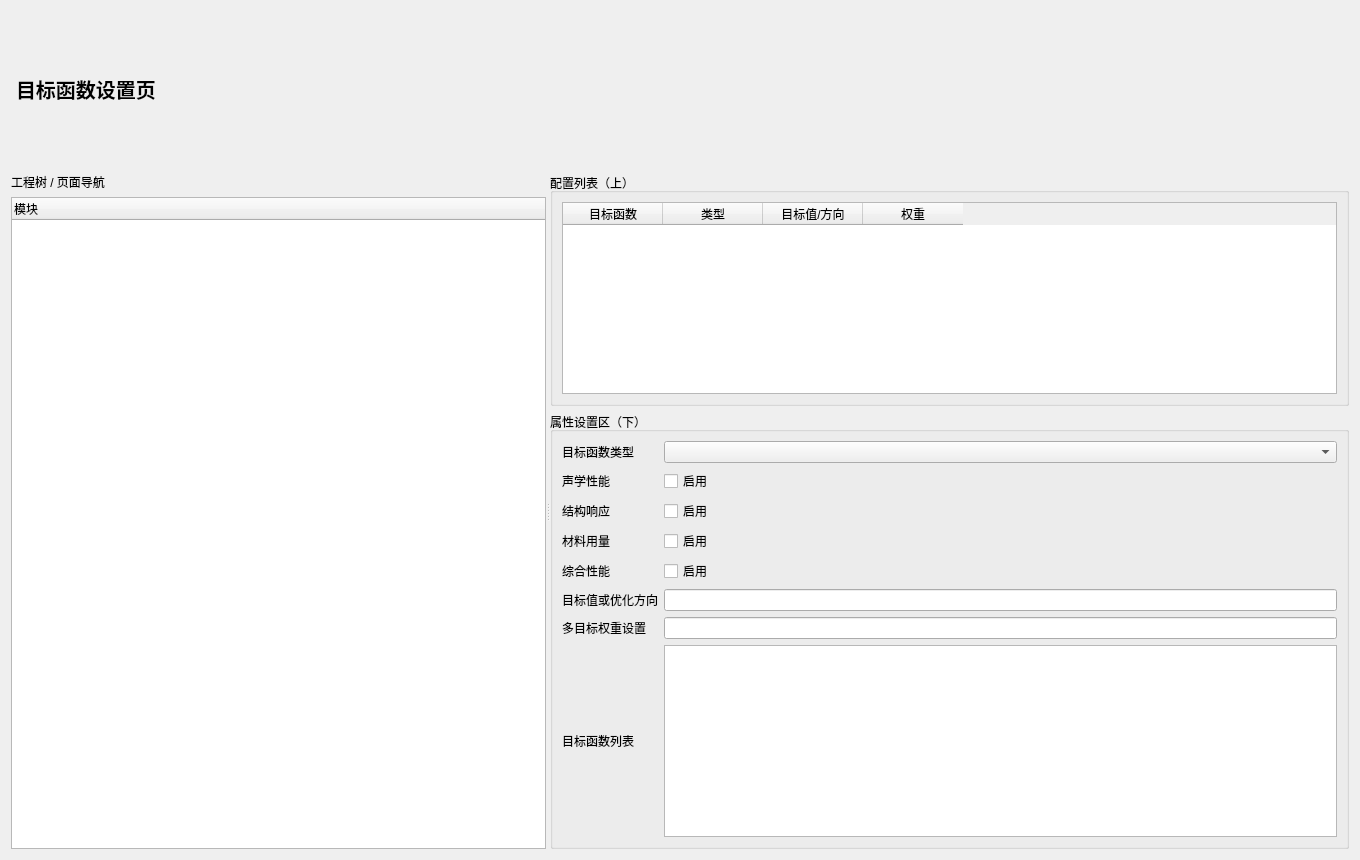
This is plugins/Base_Display/TopologyObjectiveFunctionPage.ui in asd977/base_cae as Qt 5 draws it before an edit. The edited form follows.
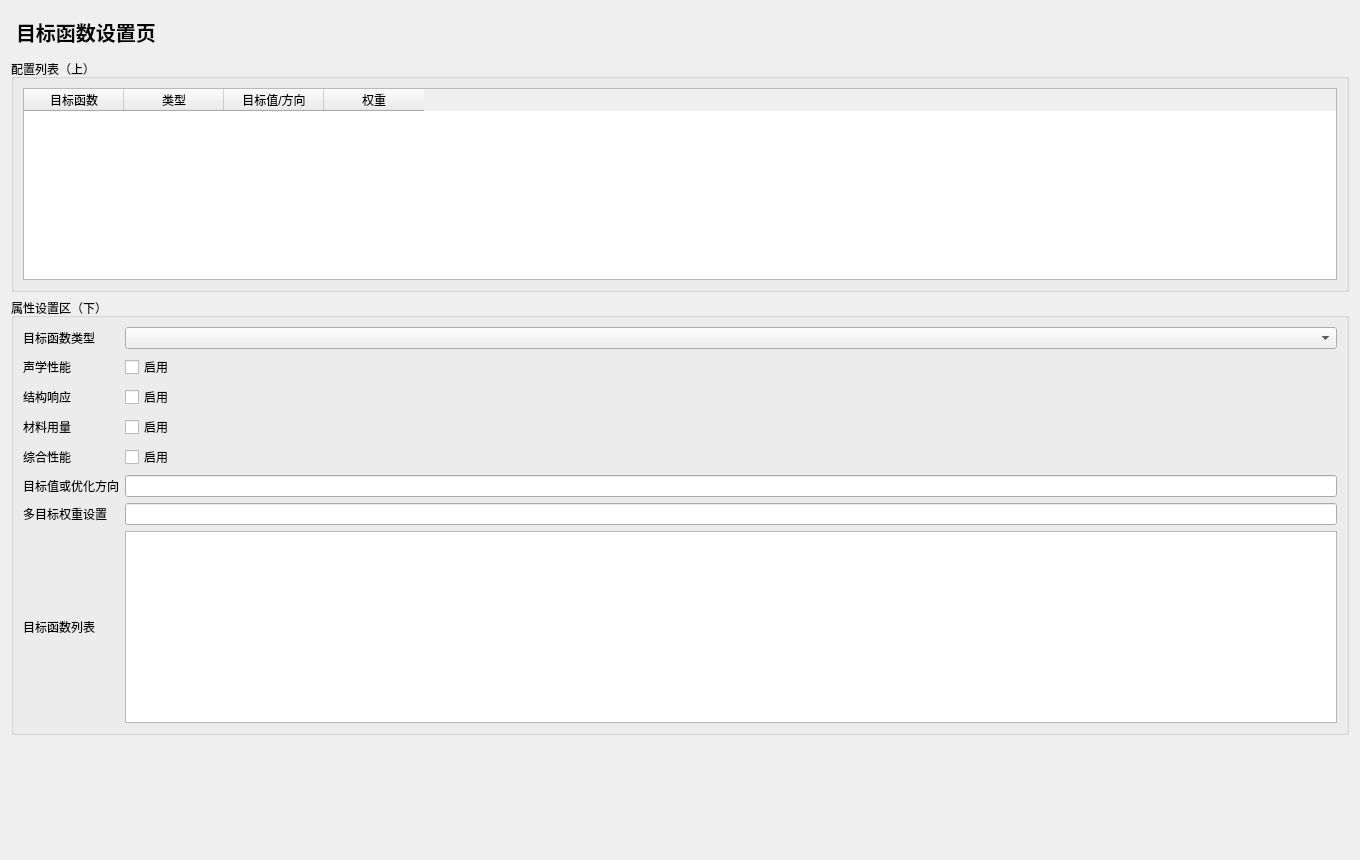
This is the edited form.

Commit message: 按评审意见移除左侧导航并补充底部纵向弹簧

The edit to the form file:
```diff
--- a/plugins/Base_Display/TopologyObjectiveFunctionPage.ui
+++ b/plugins/Base_Display/TopologyObjectiveFunctionPage.ui
@@ -6,17 +6,6 @@
   <layout class="QVBoxLayout" name="rootLayout">
    <item><widget class="QLabel" name="titleLabel"><property name="styleSheet"><string notr="true">font-size:20px;font-weight:700;padding:6px 0;</string></property><property name="text"><string>目标函数设置页</string></property></widget></item>
    <item>
-    <widget class="QSplitter" name="mainSplitter">
-     <property name="orientation"><enum>Qt::Horizontal</enum></property>
-     <widget class="QWidget" name="leftPanel">
-      <layout class="QVBoxLayout" name="leftLayout">
-       <item><widget class="QLabel" name="navTitle"><property name="text"><string>工程树 / 页面导航</string></property></widget></item>
-       <item><widget class="QTreeWidget" name="navTree"><column><property name="text"><string>模块</string></property></column></widget></item>
-      </layout>
-     </widget>
-     <widget class="QWidget" name="rightPanel">
-      <layout class="QVBoxLayout" name="rightLayout">
-       <item>
         <widget class="QGroupBox" name="listGroup"><property name="title"><string>配置列表（上）</string></property>
          <layout class="QVBoxLayout" name="listLayout">
           <item><widget class="QTableWidget" name="configTable">              <column><property name="text"><string>目标函数</string></property></column>
@@ -49,9 +38,11 @@
          </layout>
         </widget>
        </item>
-      </layout>
-     </widget>
-    </widget>
+   <item>
+    <spacer name="verticalSpacer">
+     <property name="orientation"><enum>Qt::Vertical</enum></property>
+     <property name="sizeHint" stdset="0"><size><width>20</width><height>40</height></size></property>
+    </spacer>
    </item>
   </layout>
  </widget>
```
Left out of the diff: 3 changed lines with no effect on the pictures. Lines whose indentation alone changed are shown as unchanged. The commit also changes 23 other files.
